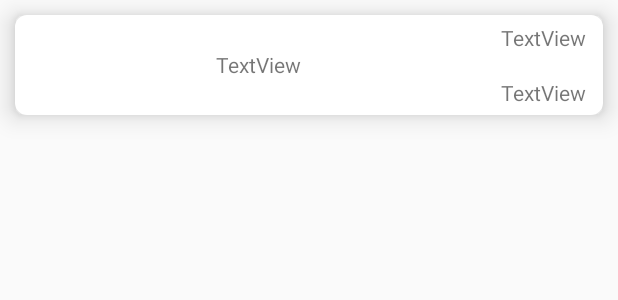
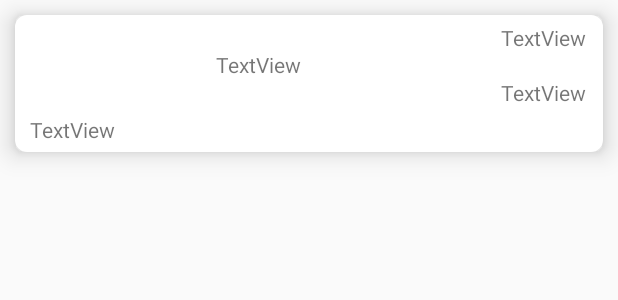
Before and after one commit to dhivyanand/OrgChat-Admin, an Android app: the layout mail_list.xml on its own in the app's theme, with its tools: preview values and no code run, on a phone screen of 412 x 824 dp. Shown: the top 300 px of the screen. Run offline under Robolectric (Android 15) with nearby library versions, the phone set to English and light mode, and no system bars.

Commit message:
Added one more text view to mail list view.

```diff
--- a/app/src/main/res/layout/mail_list.xml
+++ b/app/src/main/res/layout/mail_list.xml
@@ -14,7 +14,6 @@
         android:layout_width="match_parent"
         android:layout_height="?android:attr/actionBarSize"
         android:layout_alignParentTop="true"
-        android:layout_marginBottom="5dp"
         android:layout_marginLeft="10dp"
         android:layout_marginRight="10dp"
         android:layout_marginTop="5dp"
@@ -42,4 +41,15 @@
         android:layout_toEndOf="@+id/textView2"
         android:layout_toRightOf="@+id/textView2"
         android:text="TextView" />
+
+    <TextView
+        android:id="@+id/textView5"
+        android:layout_width="wrap_content"
+        android:layout_height="wrap_content"
+        android:layout_alignLeft="@+id/textView2"
+        android:layout_alignStart="@+id/textView2"
+        android:layout_below="@+id/textView6"
+        android:paddingTop="5dp"
+        android:paddingBottom="5dp"
+        android:text="TextView" />
 </RelativeLayout>
```
